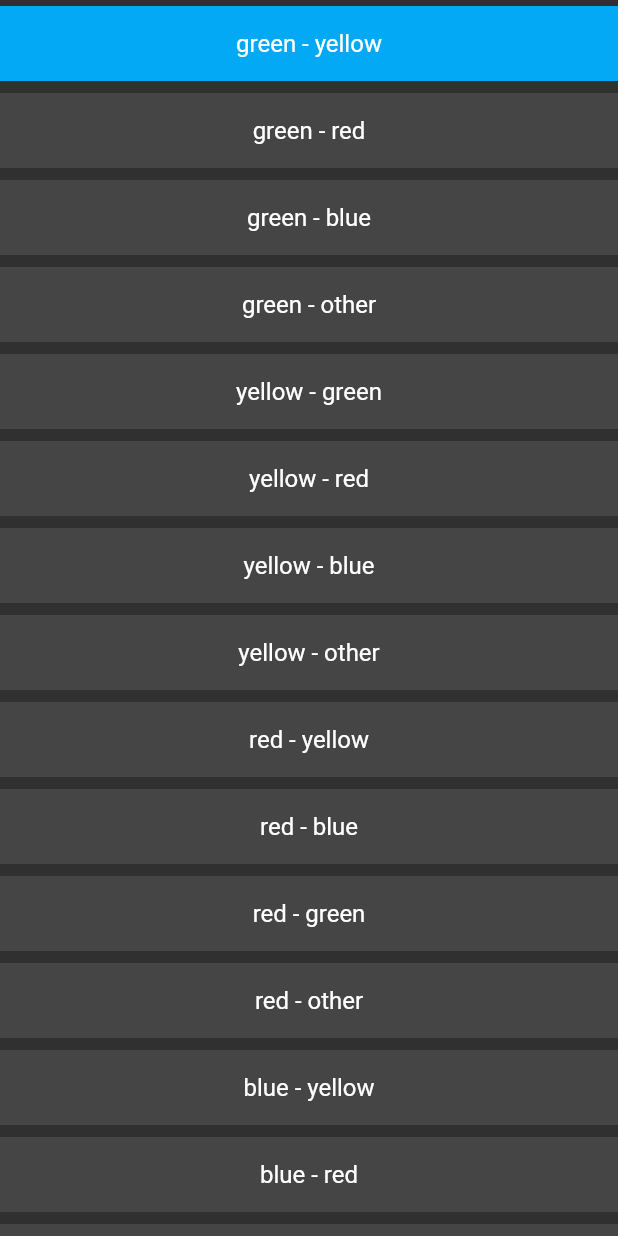
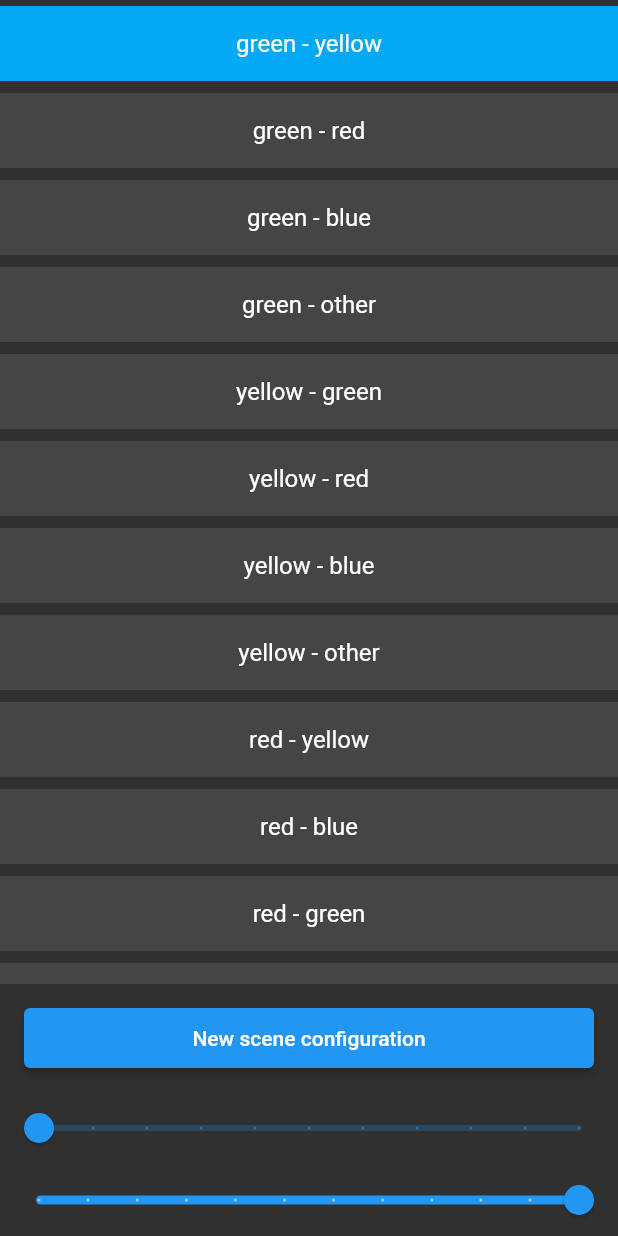
Before and after one commit to rhornig/parrot-trainer, a Flutter app: the MainConfigPanel widget shown alone on an empty page, opened directly with empty values, on a phone screen of 412 x 824 dp. Run offline on Flutter 3.47's test engine with Material 2 defaults, Android fonts, the phone set to English and light mode, and no system bars; missing offline and left inert: dart_json_mapper, soundpool, soundpool_web.

Commit message:
automatically advance scene if end condition met

```diff
--- a/lib/backend.dart
+++ b/lib/backend.dart
@@ -6,6 +6,40 @@ import 'package:flutter/services.dart';
 import 'package:soundpool/soundpool.dart';
 
 import 'config.dart';
+
+/// low latency sound engine
+enum Sound { none, nrm, reward, red, blue, green, yellow, one, two, three, circle, triangle, square }
+const _soundToFileName = {
+  Sound.nrm: "failure.mp3",
+  Sound.reward: "success.mp3",
+  Sound.red: "piros.mp3",
+  Sound.blue: "kek.mp3",
+  Sound.green: "zold.mp3",
+  Sound.yellow: "sarga.mp3",
+  Sound.one: "egy.mp3",
+  Sound.two: "ketto.mp3",
+  Sound.three: "harom.mp3",
+  Sound.circle: "kor.mp3",
+  Sound.triangle: "haromszog.mp3",
+  Sound.square: "negyszog.mp3",
+};
+
+var _soundPool = Soundpool(streamType: StreamType.notification);
+var _soundToId = Map<Sound, int>();
+
+Future<void> _initSound() async {
+  for (var s in Sound.values)
+    if (s != Sound.none) _soundToId[s] = await _soundPool.load(await rootBundle.load("assets/${_soundToFileName[s]}"));
+}
+
+Future<int> _playSound(Sound sound) async {
+  if (sound == Sound.none) return 0;
+
+  int soundId = _soundToId[sound] ?? await _soundPool.load(await rootBundle.load("assets/${_soundToFileName[sound]}"));
+  if (soundId >= 0) _soundToId[sound] = soundId;
+
+  return await _soundPool.play(soundId);
+}
 
 /// data classes
 
@@ -72,8 +106,8 @@ class AppState with ChangeNotifier {
   }
 
   static const successWindowSize = 20;
-  List<int> successWindow =
-      List<int>.filled(successWindowSize, 0, growable: true); // history of the latest 20 events ( 1 = success, 0 = failure)
+  // history of the latest 20 events ( 1 = success, 0 = failure)
+  List<int> successWindow = List<int>.filled(successWindowSize, 0, growable: true);
   int successWindowSum = 0; // the number of successful consequences in the last 'successWindowSize'
 
   void resetWindowStatistics() {
@@ -105,14 +139,19 @@ class AppState with ChangeNotifier {
     notifyListeners();
   }
 
-  /// notify all widgets listening on state changes
-  void notify() => notifyListeners();
-
   // pass 0 for failure and 1 for success. Stores the passed value in a FIFO of size 'successWindowSize'
   void _updateSuccessWindow(int e) {
     if (successWindow.length == successWindowSize) successWindowSum -= successWindow.removeLast();
     successWindow.insert(0, e);
     successWindowSum += e;
+  }
+
+  // advance to the next scene if the required conditions are met (and clear the window statistics)
+  void _testAndAdvanceToNextScene() {
+    if (config.loopSize > 1 && successWindowSum * 100 >= successWindowSize * config.successRateForNextStep) {
+      config.index = (config.index + 1) % config.loopSize;
+      resetWindowStatistics();
+    }
   }
 
   void executeConsequence(Consequence consequence) {
@@ -155,8 +194,9 @@ class AppState with ChangeNotifier {
 
     // success
     if (consequence == Consequence.success || consequence == Consequence.reward) {
+      success++;
       _updateSuccessWindow(1);
-      success++;
+      _testAndAdvanceToNextScene();
       if (config.scene.shuffleOnSuccess) config.scene.targets.shuffle();
       randomSeed = _rng.nextInt(1000);
 
@@ -186,38 +226,7 @@ class AppState with ChangeNotifier {
     inputAllowed = true;
     notifyListeners();
   }
+
+  /// notify all widgets listening on state changes
+  void notify() => notifyListeners();
 }
-
-/// low latency sound engine
-enum Sound { none, nrm, reward, red, blue, green, yellow, one, two, three, circle, triangle, square }
-const _soundToFileName = {
-  Sound.nrm: "failure.mp3",
-  Sound.reward: "success.mp3",
-  Sound.red: "piros.mp3",
-  Sound.blue: "kek.mp3",
-  Sound.green: "zold.mp3",
-  Sound.yellow: "sarga.mp3",
-  Sound.one: "egy.mp3",
-  Sound.two: "ketto.mp3",
-  Sound.three: "harom.mp3",
-  Sound.circle: "kor.mp3",
-  Sound.triangle: "haromszog.mp3",
-  Sound.square: "negyszog.mp3",
-};
-
-var _soundPool = Soundpool(streamType: StreamType.notification);
-var _soundToId = Map<Sound, int>();
-
-Future<void> _initSound() async {
-  for (var s in Sound.values)
-    if (s != Sound.none) _soundToId[s] = await _soundPool.load(await rootBundle.load("assets/${_soundToFileName[s]}"));
-}
-
-Future<int> _playSound(Sound sound) async {
-  if (sound == Sound.none) return 0;
-
-  int soundId = _soundToId[sound] ?? await _soundPool.load(await rootBundle.load("assets/${_soundToFileName[sound]}"));
-  if (soundId >= 0) _soundToId[sound] = soundId;
-
-  return await _soundPool.play(soundId);
-}
--- a/lib/config.dart
+++ b/lib/config.dart
@@ -1,6 +1,5 @@
 import 'package:dart_json_mapper/dart_json_mapper.dart' show JsonMapper, jsonSerializable, JsonProperty, enumConverterNumeric;
 import 'package:flutter/foundation.dart';
-//import 'package:flutter/material.dart';
 
 // symbolic shape colors. Random colors must be at the end and they start with random1
 @jsonSerializable
@@ -163,7 +162,6 @@ class SceneConfig with ChangeNotifier {
 
 @jsonSerializable
 class MainConfig with ChangeNotifier {
-  int index = 0;
   List<SceneConfig> scenes = [
     SceneConfig("green - yellow", reward: 'gggg', nrm: 'yyyy')..announcedColor = ShapeColor.green,
     SceneConfig("green - red", reward: 'gggg', nrm: 'rrrr')..announcedColor = ShapeColor.green,
@@ -183,5 +181,28 @@ class MainConfig with ChangeNotifier {
     SceneConfig("blue - other", reward: 'bbbb', nrm: 'yrgyr')..announcedColor = ShapeColor.blue,
     SceneConfig("random 1:3", reward: '11', nrm: '223344')..announcedColor = ShapeColor.random1,
   ];
+
+  int _index = 0;
+  int get index => _index;
+  set index(int index) {
+    _index = index;
+    notifyListeners();
+  }
+
+  int _loopSize = 0; // the number of scene profiles in the loop. 0 means no looping
+  int get loopSize => _loopSize;
+  set loopSize(int loopSize) {
+    _loopSize = loopSize;
+    notifyListeners();
+  }
+
+  // The required success rate in the last 20 event to advance to the next scene profile automatically, (> 100 means never)
+  int _successRateForNextStep = 105;
+  int get successRateForNextStep => _successRateForNextStep;
+  set successRateForNextStep(int successRateForNextStep) {
+    _successRateForNextStep = successRateForNextStep;
+    notifyListeners();
+  }
+
   SceneConfig get scene => scenes[index];
 }
--- a/lib/config_ui.dart
+++ b/lib/config_ui.dart
@@ -18,7 +18,12 @@ class MainConfigPanel extends StatelessWidget {
               state.sceneDetailsVisible = false;
               state.notifyListeners();
             })
-          : ReorderableListView.builder(
+          : Column(
+              mainAxisSize: MainAxisSize.max,
+              mainAxisAlignment: MainAxisAlignment.spaceBetween,
+              children: [
+                Expanded(
+                  child: ReorderableListView.builder(
                     itemCount: state.config.scenes.length,
                     itemBuilder: (context, index) {
                       final item = state.config.scenes[index];
@@ -28,7 +33,11 @@ class MainConfigPanel extends StatelessWidget {
                             contentPadding: EdgeInsets.zero,
                             title: Container(
                               height: 50,
-                        color: index == state.config.index ? Colors.lightBlue : Colors.white10,
+                              color: index == state.config.index
+                                  ? Colors.lightBlue
+                                  : state.config.loopSize > 0 && index < state.config.loopSize
+                                      ? Colors.white38
+                                      : Colors.white10,
                               child: Center(child: Text(item.name)),
                             ),
                             onTap: () {
@@ -76,13 +85,56 @@ class MainConfigPanel extends StatelessWidget {
                       final item = state.config.scenes.removeAt(oldIndex);
                       state.config.scenes.insert(newIndex, item);
                       // keep the active selection at the same place after reordering
-                if (oldIndex == state.config.index)
-                  state.config.index = newIndex;
-                else if (oldIndex < state.config.index && state.config.index <= newIndex)
+
+                      if (oldIndex < state.config.index && state.config.index <= newIndex)
                         state.config.index -= 1;
-                else if (oldIndex > state.config.index && state.config.index >= newIndex) state.config.index += 1;
+                      else if (oldIndex > state.config.index && state.config.index >= newIndex)
+                        state.config.index += 1;
+                      else if (oldIndex == state.config.index) state.config.index = newIndex;
                       state.notifyListeners();
                     },
+                  ),
+                ),
+                Padding(
+                  padding: const EdgeInsets.all(16),
+                  child: SizedBox(
+                    height: 40,
+                    width: double.infinity,
+                    child: ElevatedButton(
+                        child: Text("New scene configuration"),
+                        onPressed: () {
+                          state.config.scenes.insert(0, SceneConfig("New configuration"));
+                          state.config.index = 0;
+                          state.sceneDetailsVisible = true;
+                          state.notifyListeners();
+                        }),
+                  ),
+                ),
+                Slider(
+                  value: state.config.loopSize.toDouble(),
+                  min: 0,
+                  max: 10,
+                  divisions: 10,
+                  label: state.config.loopSize == 0 ? "do not loop" : "loop the first ${state.config.loopSize} scenes",
+                  onChanged: (double value) {
+                    state.config.loopSize = value.toInt();
+                    state.notifyListeners();
+                  },
+                ),
+                Slider(
+                  value: state.config.successRateForNextStep.toDouble(),
+                  min: 50,
+                  max: 105,
+                  divisions: 11,
+                  label: state.config.successRateForNextStep > 100
+                      ? "do not advance automatically"
+                      : "advance on success rate: ${state.config.successRateForNextStep}%",
+                  onChanged: (double value) {
+                    state.config.successRateForNextStep = value.toInt();
+                    state.notifyListeners();
+                  },
+                ),
+              ],
             );
     });
   }
--- a/lib/main.dart
+++ b/lib/main.dart
@@ -146,4 +146,4 @@ class TouchTarget extends StatelessWidget {
   }
 }
 
-//print(JsonMapper.serialize(state.scene));
+//print(JsonMapper.serialize(state.config));
--- a/lib/statistics.dart
+++ b/lib/statistics.dart
@@ -39,7 +39,9 @@ class StatisticsPanel extends StatelessWidget {
                     ..resetWindowStatistics();
                 },
                 child: Text(
-                  "L${AppState.successWindowSize}S$successWindowPct% S${state.success}+F${state.failure}=∑$sum N${state.neutral}\nS$successPct% vs. $referenceMeanPct±$referenceConfidencePct% (1σ)",
+                  "${state.config.scene.name}\n"
+                  "L${AppState.successWindowSize}S$successWindowPct% S${state.success}+F${state.failure}=∑$sum N${state.neutral}\n"
+                  "S$successPct% vs. $referenceMeanPct±$referenceConfidencePct% (1σ)",
                   style: TextStyle(color: Colors.grey.shade800, fontSize: 40),
                   textAlign: TextAlign.end,
                 ),
```
Lines whose indentation alone changed are shown as unchanged.
